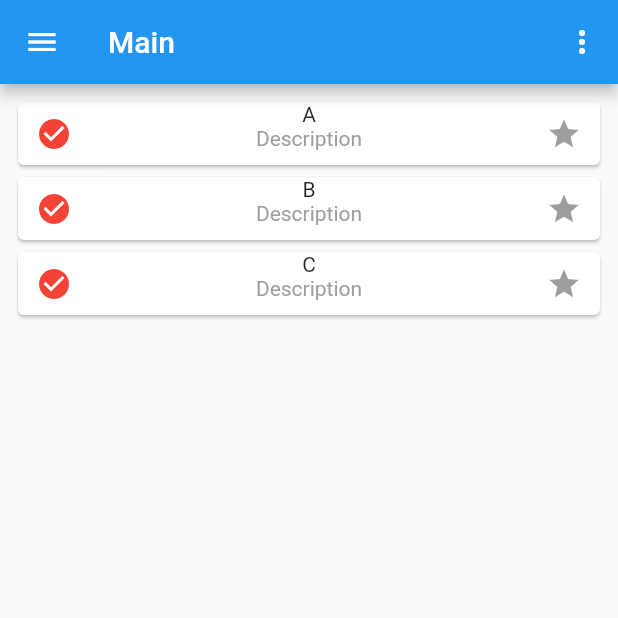
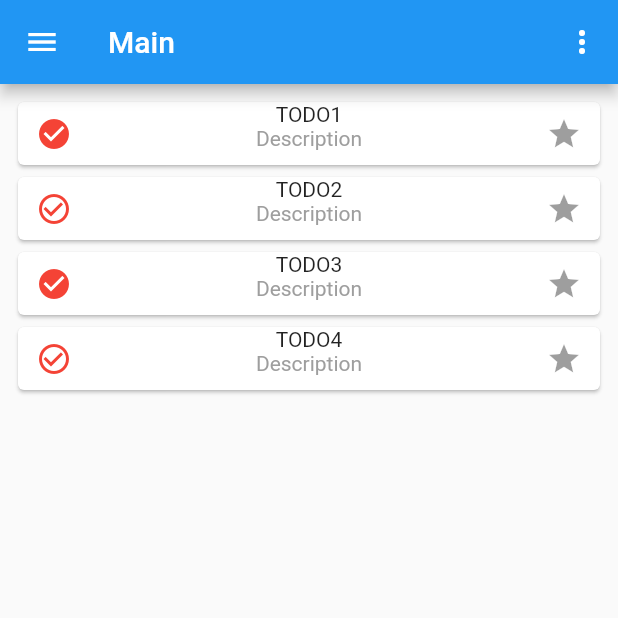
Before and after one commit to mkubasz/nozbe_lightweight, a Flutter app: the screen it shows after launch, on a phone screen of 412 x 824 dp, the top half of it. Run offline on Flutter 3.47's test engine with Material 2 defaults, Android fonts, the phone set to English and light mode, and no system bars.

Commit message:
Adds Task model with state of HashMap for tasks. Adds AppStateFull Widget.

```diff
--- /dev/null
+++ b/lib/domain/model/task.dart
@@ -0,0 +1,28 @@
+
+
+class Task {
+  String name;
+  String description;
+  bool completed = false;
+  bool favorite = false;
+
+  Task(this.name, this.description, this.completed, this.favorite);
+
+  Task.fromJson(Map<String, dynamic> json)
+      : name = json['name'],
+        description = json['description'],
+        completed = json['completed'],
+        favorite = json['favorite'];
+
+  Map<String, dynamic> toJson() =>
+      {
+        'name': name,
+        'description': description,
+        'completed': completed,
+        'favorite': favorite,
+      };
+
+  bool isCompleted(){
+    return this.completed;
+  }
+}
--- a/lib/main.dart
+++ b/lib/main.dart
@@ -16,7 +16,7 @@ class MyApp extends StatelessWidget {
       theme: ThemeData(
         primarySwatch: Colors.blue,
       ),
-      home: AppPage(),
+      home: AppPageWdidget(),
     );
   }
 }
--- a/lib/presentation/app.dart
+++ b/lib/presentation/app.dart
@@ -1,7 +1,23 @@
+import 'dart:collection';
+
 import 'package:flutter/material.dart';
+import 'package:nozbe_lightweight/domain/model/task.dart';
 import 'package:nozbe_lightweight/presentation/tasks.dart';
 
-class AppPage extends StatelessWidget {
+class AppPageWdidget extends StatefulWidget {
+  @override
+  AppPage createState() => AppPage();
+}
+
+class AppPage extends State<AppPageWdidget> {
+  HashMap tasks = new HashMap<int, Task>();
+  AppPage(){
+    tasks[0] = Task('TODO1', 'Some description',false, false);
+    tasks[1] = Task('TODO2', 'Some 2',true, true);
+    tasks[2] = Task('TODO3', 'Some 3',false, true);
+    tasks[3] = Task('TODO4', 'Get Some4',true, false);
+  }
+
   @override
   Widget build(BuildContext context) {
     return Scaffold(
@@ -18,7 +34,7 @@ class AppPage extends StatelessWidget {
           ),
         ],
       ),
-      body: Tasks(),
+      body: Tasks(tasks),
       drawer: Drawer(
         child: ListView(
           children: <Widget>[
--- a/lib/presentation/task.dart
+++ b/lib/presentation/task.dart
@@ -2,23 +2,22 @@ import 'package:flutter/cupertino.dart';
 import 'package:flutter/material.dart';
 
 import 'description.dart';
+import 'package:nozbe_lightweight/domain/model/task.dart';
 
 class TaskWidget extends StatefulWidget {
-  String _name = '';
-  TaskWidget(name){
-    _name = name;
+  Task _task;
+  TaskWidget(Task task){
+    _task = task;
   }
   @override
-  _TaskWidgetState createState() => _TaskWidgetState(_name);
+  _TaskWidgetState createState() => _TaskWidgetState(_task);
 }
 
 class _TaskWidgetState extends State<TaskWidget> {
-  String _name = '';
-  _TaskWidgetState(name){
-    _name = name;
+  Task _task;
+  _TaskWidgetState(Task task){
+    _task = task;
   }
-  bool _isFavorited = true;
-  bool _isCompleted = false;
 
 
   @override
@@ -34,13 +33,14 @@ class _TaskWidgetState extends State<TaskWidget> {
           mainAxisAlignment: MainAxisAlignment.spaceBetween,
           children: <Widget>[
             IconButton(
-              icon: (_isCompleted ? Icon(Icons.check_circle_outline) : Icon(Icons.check_circle)),
+//              icon: Icon(Icons.check_circle_outline),
+              icon: (this._task.completed ? Icon(Icons.check_circle_outline) : Icon(Icons.check_circle)),
               color: Colors.red[500],
               onPressed: _toggleComplete,
             ),
           Column(
             children: <Widget>[
-              Text(_name),
+              Text(_task.name),
               Description()
             ],
           ),
@@ -51,7 +51,7 @@ class _TaskWidgetState extends State<TaskWidget> {
   }
   void _toggleComplete() {
     setState(() {
-      _isCompleted = !_isCompleted;
+      _task.completed = !_task.completed;
     });
   }
 }
--- a/lib/presentation/tasks.dart
+++ b/lib/presentation/tasks.dart
@@ -1,15 +1,24 @@
+import 'dart:collection';
+
 import 'package:flutter/cupertino.dart';
 import 'package:flutter/material.dart';
 import 'package:nozbe_lightweight/presentation/task.dart';
+import 'package:nozbe_lightweight/domain/model/task.dart';
 
 class Tasks extends StatelessWidget {
-  final List<String> tasks = <String>['A', 'B', 'C'];
+
+  HashMap tasks = new HashMap<int, Task>();
+  Tasks(HashMap<int, Task> _map){
+    tasks = _map;
+  }
+
   @override
   Widget build(BuildContext context) {
     return ListView.builder(
         padding: const EdgeInsets.all(8.0),
         itemCount: tasks.length,
         itemBuilder: (BuildContext context, int index) {
+          print(tasks[index].isCompleted);
           return Container(
             height: 50,
             child: Container(child: TaskWidget(tasks[index]))
```
